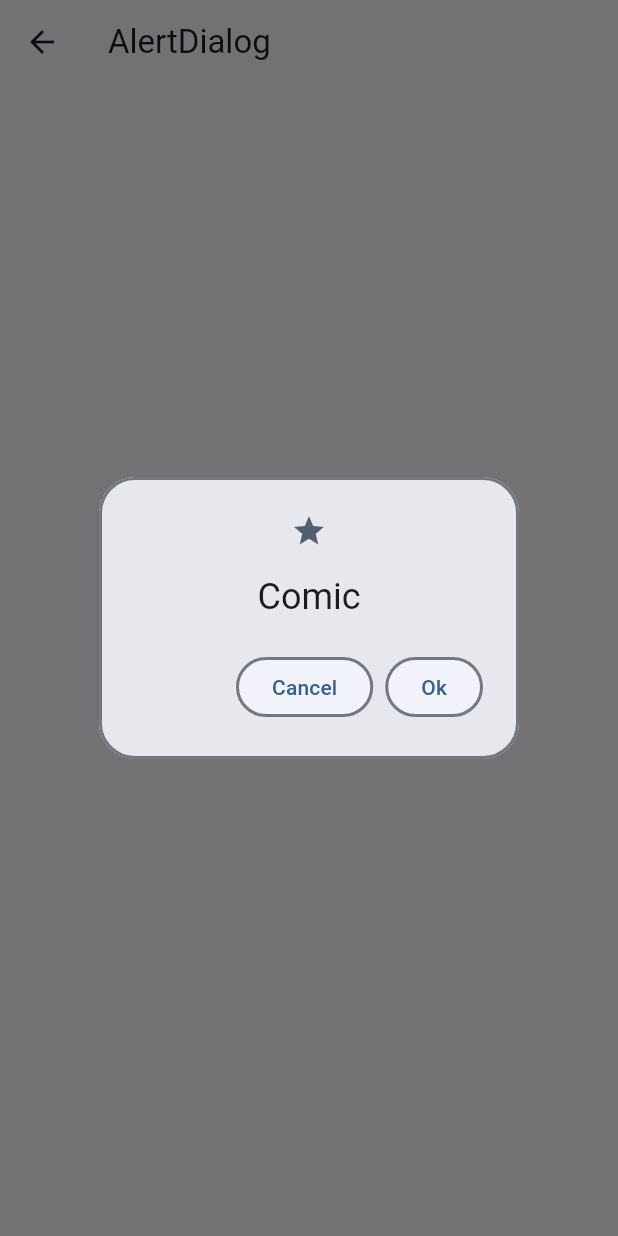
After one commit to thruthesky/easy_design_system_backup_2024_09_24, a Flutter app: the AlertDialogScreen screen opened directly, after a tap on "Comic Dialog", on a phone screen of 412 x 824 dp. The commit adds this screen. Run offline on Flutter 3.47's test engine with Material 3 defaults, Android fonts, the phone set to English and light mode, and no system bars; our stand-ins replace cached_network_image, rxdart, smooth_page_indicator; missing offline and left inert: loop_page_view.

Commit message:
snackbar docs and alert dialog

```diff
--- a/example/lib/main.dart
+++ b/example/lib/main.dart
@@ -1,3 +1,4 @@
+import 'package:example/screens/alert_dialog/alert_dialog.screen.dart';
 import 'package:example/screens/badge/badge.screen.dart';
 import 'package:example/screens/buttons/buttons.screen.dart';
 import 'package:example/screens/color_scheme/color_scheme.screen.dart';
@@ -67,7 +68,7 @@ class _MyHomePageState extends State<MyHomePage> {
           pushScreen('Badge', const BadgeScreen()),
           pushScreen('Progress Indicator', const ProgressIndicatorScreen()),
           pushScreen('SnackBar', const SnackBarScreen()),
-          ElevatedButton(onPressed: () {}, child: const Text("AlertDialog")),
+          pushScreen('AlertDialog', const AlertDialogScreen()),
           ElevatedButton(onPressed: () {}, child: const Text("BottomSheet")),
           ElevatedButton(onPressed: () {}, child: const Text("Card")),
           ElevatedButton(onPressed: () {}, child: const Text("Divider")),
--- /dev/null
+++ b/example/lib/screens/alert_dialog/alert_dialog.screen.dart
@@ -0,0 +1,68 @@
+import 'package:flutter/material.dart';
+import 'package:social_design_system/social_design_system.dart';
+
+class AlertDialogScreen extends StatelessWidget {
+  const AlertDialogScreen({super.key});
+
+  @override
+  Widget build(BuildContext context) {
+    return Scaffold(
+      appBar: AppBar(
+        title: const Text('AlertDialog'),
+      ),
+      body: Center(
+        child: Wrap(
+          spacing: 8,
+          children: [
+            ElevatedButton(
+              onPressed: () => showDialog(
+                context: context,
+                builder: (context) => Theme(
+                  data: ComicTheme.of(context),
+                  child: AlertDialog(
+                    icon: const Icon(Icons.star),
+                    title: const Text('Comic'),
+                    actions: [
+                      ElevatedButton(
+                        onPressed: () {},
+                        child: const Text('Cancel'),
+                      ),
+                      ElevatedButton(
+                        onPressed: () {},
+                        child: const Text('Ok'),
+                      ),
+                    ],
+                  ),
+                ),
+              ),
+              child: const Text('Comic Dialog'),
+            ),
+            ElevatedButton(
+              onPressed: () => showDialog(
+                context: context,
+                builder: (context) => Theme(
+                  data: SleekTheme.of(context),
+                  child: AlertDialog(
+                    icon: const Icon(Icons.star),
+                    title: const Text('Sleek'),
+                    actions: [
+                      ElevatedButton(
+                        onPressed: () {},
+                        child: const Text('Cancel'),
+                      ),
+                      ElevatedButton(
+                        onPressed: () {},
+                        child: const Text('Ok'),
+                      ),
+                    ],
+                  ),
+                ),
+              ),
+              child: const Text('Sleek Dialog'),
+            ),
+          ],
+        ),
+      ),
+    );
+  }
+}
--- a/lib/src/themes/comic/comic.theme.dart
+++ b/lib/src/themes/comic/comic.theme.dart
@@ -172,7 +172,6 @@ class ComicThemeData {
           theme.colorScheme.secondary.withAlpha(40),
         ),
       ),
-
       navigationBarTheme: theme.navigationBarTheme.copyWith(
         surfaceTintColor: Colors.transparent,
         // backgroundColor: theme.navigationBarTheme.backgroundColor,
@@ -209,8 +208,9 @@ class ComicThemeData {
         backgroundColor: theme.colorScheme.surface,
         shape: RoundedRectangleBorder(
           borderRadius: BorderRadius.circular(24),
-          side: const BorderSide(
+          side: BorderSide(
             width: borderThickness,
+            color: theme.colorScheme.outline,
           ),
         ),
         actionTextColor: theme.colorScheme.primary,
@@ -227,6 +227,17 @@ class ComicThemeData {
             width: borderThickness,
           ),
           elevation: 0,
+        ),
+      ),
+      dialogBackgroundColor: theme.colorScheme.surface,
+      dialogTheme: DialogTheme(
+        elevation: 0,
+        shape: RoundedRectangleBorder(
+          borderRadius: BorderRadius.circular(24),
+          side: BorderSide(
+            color: theme.colorScheme.outline,
+            width: borderThickness,
+          ),
         ),
       ),
     );
--- a/lib/src/themes/sleek/sleek.theme.dart
+++ b/lib/src/themes/sleek/sleek.theme.dart
@@ -112,6 +112,10 @@ class SleekThemeData {
         ),
         actionTextColor: theme.colorScheme.primary,
       ),
+      dialogBackgroundColor: theme.colorScheme.primaryContainer,
+      dialogTheme: DialogTheme(
+        iconColor: theme.colorScheme.primary,
+      ),
     );
   }
 }
```
Also changed, not shown: 1 other file.
